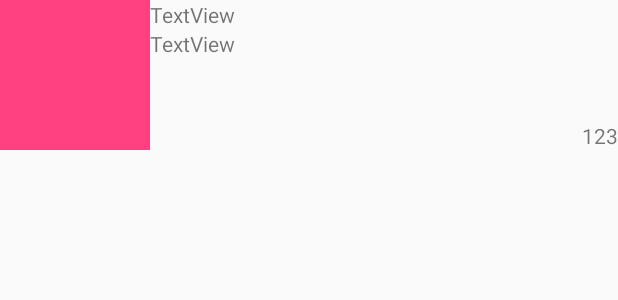
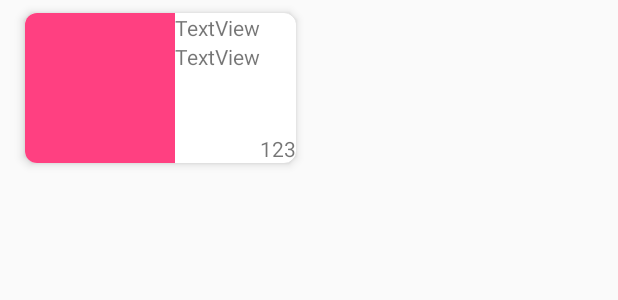
Before and after one commit to tommyyun/SoolSool, an Android app: the layout tab1_room.xml on its own in the app's theme, with its tools: preview values and no code run, on a phone screen of 412 x 824 dp. Shown: the top 300 px of the screen. Run offline under Robolectric (Android 15) with nearby library versions, the phone set to English and light mode, and no system bars.

Commit message:
Merge remote-tracking branch 'remotes/origin/master'
# Conflicts:
#	.idea/vcs.xml

```diff
--- a/app/src/main/res/layout/tab1_room.xml
+++ b/app/src/main/res/layout/tab1_room.xml
@@ -1,6 +1,17 @@
 <?xml version="1.0" encoding="utf-8"?>
-<LinearLayout xmlns:android="http://schemas.android.com/apk/res/android"
+
+<android.support.v7.widget.CardView
+    xmlns:android="http://schemas.android.com/apk/res/android"
     xmlns:app="http://schemas.android.com/apk/res-auto"
+    android:layout_width="wrap_content"
+    android:layout_height="wrap_content"
+    android:layout_marginRight="10dp"
+    android:layout_marginLeft="10dp"
+    app:cardElevation="4dp"
+    app:cardUseCompatPadding="true"
+    app:cardCornerRadius="8dp">
+
+    <LinearLayout
     android:layout_width="match_parent"
     android:layout_height="wrap_content">
 
@@ -38,3 +49,5 @@
             android:text="123"
             android:textDirection="firstStrongRtl" />
     </LinearLayout>
+
+</android.support.v7.widget.CardView>
```
Lines whose indentation alone changed are shown as unchanged.
